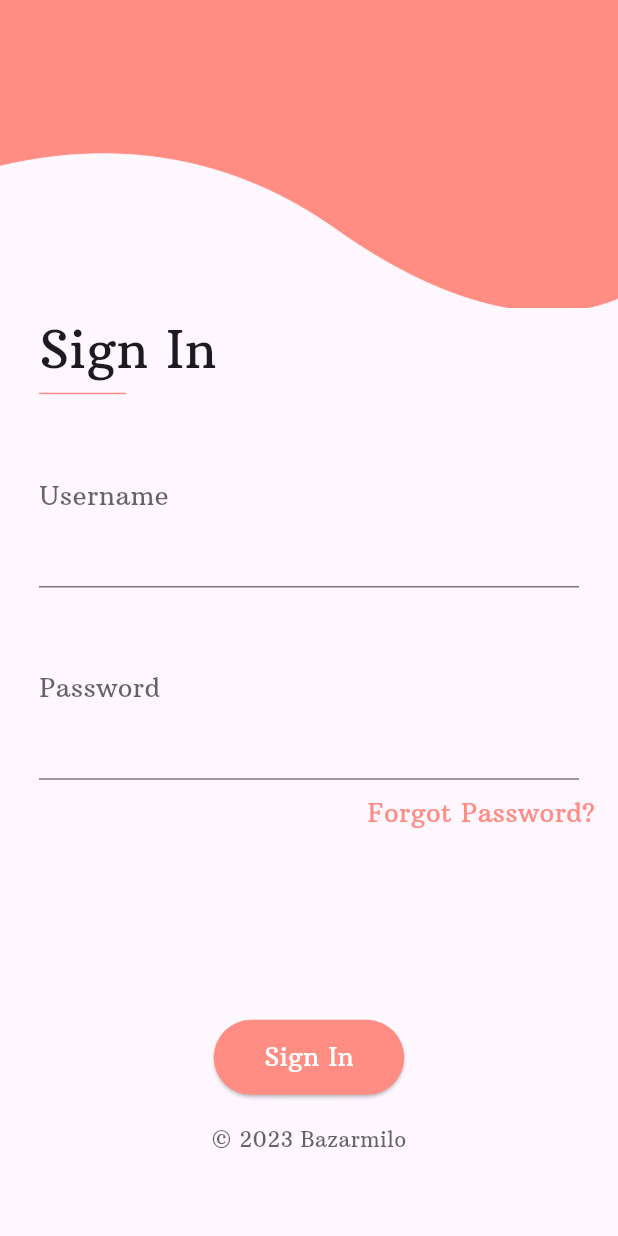
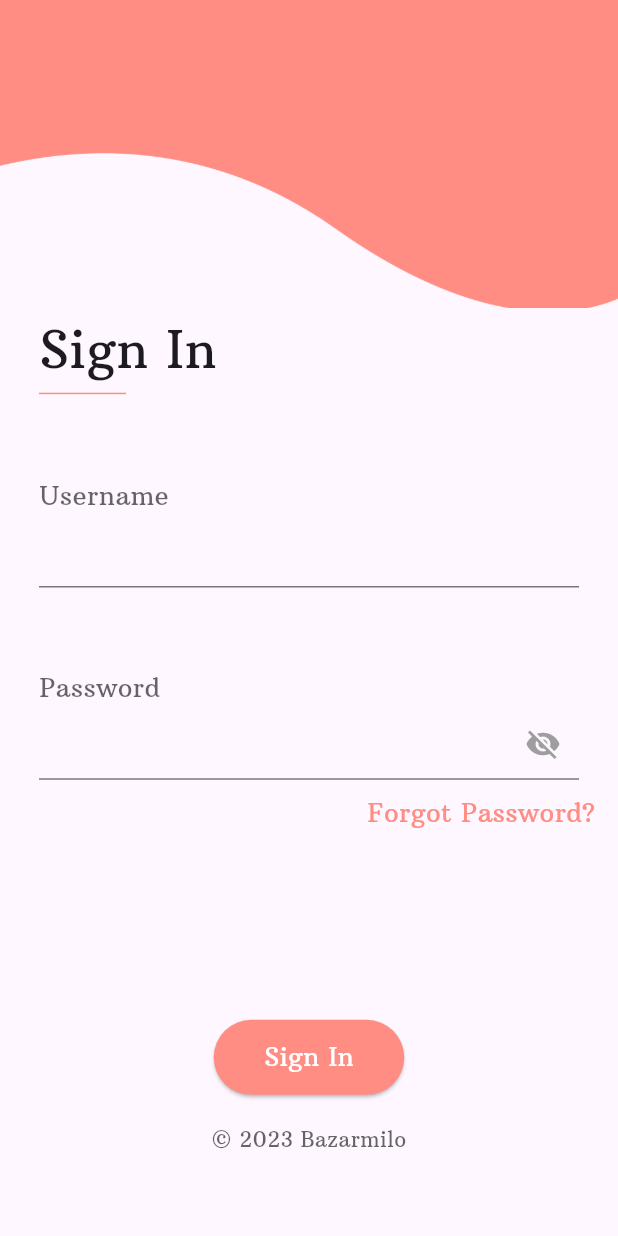
Before and after one commit to jamesii-b/bazarmilo-app, a Flutter app: the screen it shows after launch, on a phone screen of 412 x 824 dp. Run offline on Flutter 3.47's test engine with Material 3 defaults, Android fonts, the light colour scheme and no system bars; our stand-ins replace flutter_map, geolocator, latlong2, lottie; network calls fail.

Commit message:
Chore: some trivial changes

```diff
--- /dev/null
+++ b/devtools_options.yaml
@@ -0,0 +1 @@
+extensions:
--- a/lib/const/apikey.dart
+++ /dev/null
@@ -1 +0,0 @@
-const String GOOGLE_MAPS_API_KEY = "AIzaSyCCwIUXE_qcIWjVoSEUBR7PfhAoxkrlOqE";
--- a/lib/views/pages/login/login.dart
+++ b/lib/views/pages/login/login.dart
@@ -21,6 +21,7 @@ class loginPage extends StatefulWidget {
 class _loginPageState extends State<loginPage> {
   String httpUrl = API_URL;
   String completeUrl = "";
+  bool _isObscure = true;
 
   @override
   void initState() {
@@ -117,12 +118,24 @@ class _loginPageState extends State<loginPage> {
               padding: const EdgeInsets.only(left: 26.0, right: 26.0),
               child: TextField(
                 controller: passwordController,
-                decoration: const InputDecoration(
+                obscureText: _isObscure,
+                decoration: InputDecoration(
                   border: UnderlineInputBorder(
                     borderSide: BorderSide(
                       color: Color(
                           0xffFF8D83), // Set the color of the underline here
                     ),
+                  ),
+                  suffixIcon: IconButton(
+                    icon: Icon(
+                      _isObscure ? Icons.visibility_off : Icons.visibility,
+                      color: Colors.grey,
+                    ),
+                    onPressed: () {
+                      setState(() {
+                        _isObscure = !_isObscure;
+                      });
+                    },
                   ),
                 ),
               ),
@@ -169,8 +182,8 @@ class _loginPageState extends State<loginPage> {
                           setState(() {
                             Navigator.pushNamed(context, '/');
                             loginProvider.updateLoginStatus(true);
-                            loginProvider
-                                .updateUsername(usernameController.text.toString());
+                            loginProvider.updateUsername(
+                                usernameController.text.toString());
                           });
                         } else {
                           loginErrorProvider.updateLoginError(true);
--- a/lib/views/pages/navigation/maps.dart
+++ b/lib/views/pages/navigation/maps.dart
@@ -146,7 +146,7 @@ class _MapPageState extends State<MapPage> {
   Widget build(BuildContext context) {
     return Scaffold(
       appBar: AppBar(
-        title: Text("Bazarmilo"),
+        title: Text(""),
         // centerTitle: true,
       ),
       body: FlutterMap(
@@ -162,7 +162,7 @@ class _MapPageState extends State<MapPage> {
           PolylineLayer(
             polylineCulling: false,
             polylines: [
-              Polyline(points: routpoints, color: Colors.black, strokeWidth: 9),
+              Polyline(points: routpoints, color: Colors.black, strokeWidth: 3),
             ],
           ),
           MarkerLayer(
```
Also changed, not shown: pubspec.lock, 1 other file.
